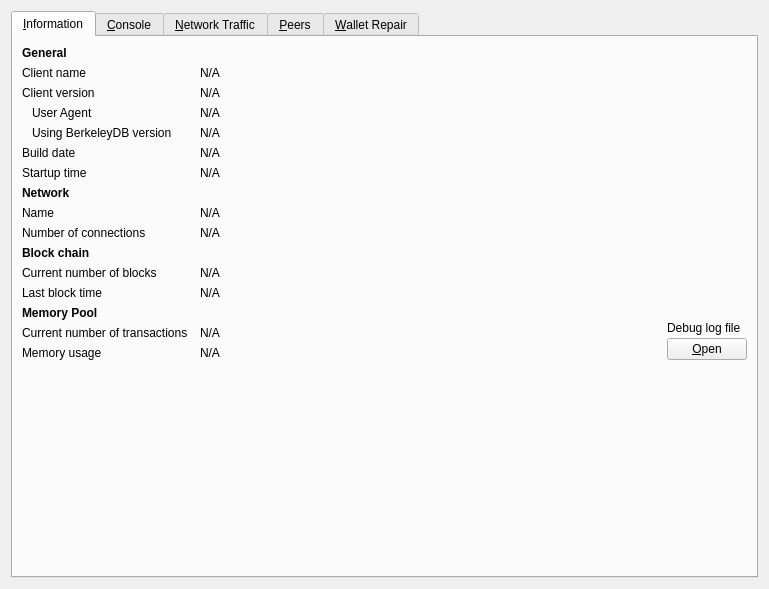
Old version of the form src/qt/forms/rpcconsole.ui in the repository duality-solutions/Sequence.
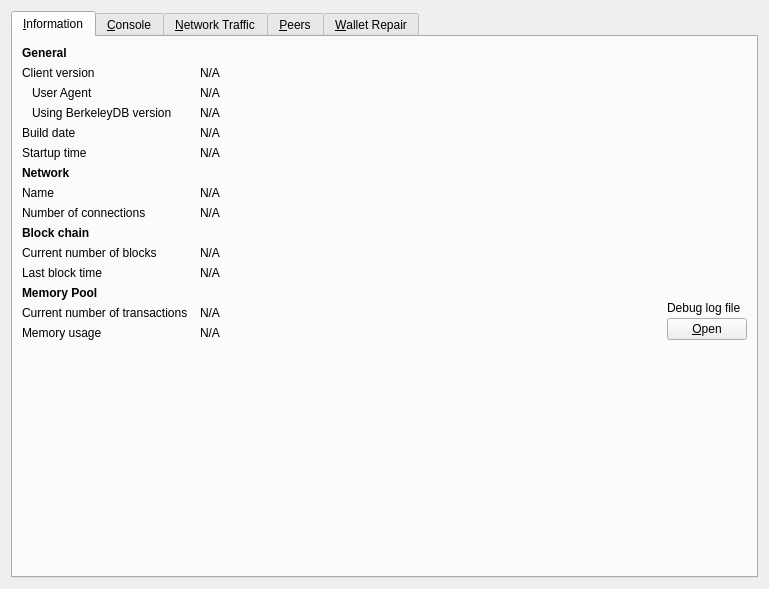
New version of the form. The open tabs and pages were chosen to show the change. Icons and pictures are not drawn. Custom widgets are drawn as their Qt base class.

Commit message: Remove CLIENT_DATE and cleanup

Patch:
```diff
--- a/src/qt/forms/rpcconsole.ui
+++ b/src/qt/forms/rpcconsole.ui
@@ -45,36 +45,13 @@
         </widget>
        </item>
        <item row="1" column="0">
-        <widget class="QLabel" name="label_5">
-         <property name="text">
-          <string>Client name</string>
-         </property>
-        </widget>
-       </item>
-       <item row="1" column="1" colspan="2">
-        <widget class="QLabel" name="clientName">
-         <property name="cursor">
-          <cursorShape>IBeamCursor</cursorShape>
-         </property>
-         <property name="text">
-          <string>N/A</string>
-         </property>
-         <property name="textFormat">
-          <enum>Qt::PlainText</enum>
-         </property>
-         <property name="textInteractionFlags">
-          <set>Qt::LinksAccessibleByMouse|Qt::TextSelectableByKeyboard|Qt::TextSelectableByMouse</set>
-         </property>
-        </widget>
-       </item>
-       <item row="2" column="0">
         <widget class="QLabel" name="label_6">
          <property name="text">
           <string>Client version</string>
          </property>
         </widget>
        </item>
-       <item row="2" column="1" colspan="2">
+       <item row="1" column="1" colspan="2">
         <widget class="QLabel" name="clientVersion">
          <property name="cursor">
           <cursorShape>IBeamCursor</cursorShape>
@@ -90,7 +67,7 @@
          </property>
         </widget>
        </item>
-       <item row="3" column="0">
+       <item row="2" column="0">
         <widget class="QLabel" name="labelClientUserAgent">
          <property name="text">
           <string>User Agent</string>
@@ -100,7 +77,7 @@
          </property>
         </widget>
        </item>
-       <item row="3" column="1" colspan="2">
+       <item row="2" column="1" colspan="2">
         <widget class="QLabel" name="clientUserAgent">
          <property name="cursor">
           <cursorShape>IBeamCursor</cursorShape>
@@ -116,7 +93,7 @@
          </property>
         </widget>
        </item>
-       <item row="4" column="0">
+       <item row="3" column="0">
         <widget class="QLabel" name="label_berkeleyDBVersion">
          <property name="text">
           <string>Using BerkeleyDB version</string>
@@ -126,7 +103,7 @@
          </property>
         </widget>
        </item>
-       <item row="4" column="1" colspan="2">
+       <item row="3" column="1" colspan="2">
         <widget class="QLabel" name="berkeleyDBVersion">
          <property name="cursor">
           <cursorShape>IBeamCursor</cursorShape>
@@ -142,14 +119,14 @@
          </property>
         </widget>
        </item>
-       <item row="5" column="0">
+       <item row="4" column="0">
         <widget class="QLabel" name="label_12">
          <property name="text">
           <string>Build date</string>
          </property>
         </widget>
        </item>
-       <item row="5" column="1" colspan="2">
+       <item row="4" column="1" colspan="2">
         <widget class="QLabel" name="buildDate">
          <property name="cursor">
           <cursorShape>IBeamCursor</cursorShape>
@@ -165,14 +142,14 @@
          </property>
         </widget>
        </item>
-       <item row="6" column="0">
+       <item row="5" column="0">
         <widget class="QLabel" name="label_13">
          <property name="text">
           <string>Startup time</string>
          </property>
         </widget>
        </item>
-       <item row="6" column="1" colspan="2">
+       <item row="5" column="1" colspan="2">
         <widget class="QLabel" name="startupTime">
          <property name="cursor">
           <cursorShape>IBeamCursor</cursorShape>
@@ -188,7 +165,7 @@
          </property>
         </widget>
        </item>
-       <item row="7" column="0">
+       <item row="6" column="0">
         <widget class="QLabel" name="labelNetwork">
          <property name="font">
           <font>
@@ -201,14 +178,14 @@
          </property>
         </widget>
        </item>
-       <item row="8" column="0">
+       <item row="7" column="0">
         <widget class="QLabel" name="label_8">
          <property name="text">
           <string>Name</string>
          </property>
         </widget>
        </item>
-       <item row="8" column="1" colspan="2">
+       <item row="7" column="1" colspan="2">
         <widget class="QLabel" name="networkName">
          <property name="cursor">
           <cursorShape>IBeamCursor</cursorShape>
@@ -224,14 +201,14 @@
          </property>
         </widget>
        </item>
-       <item row="9" column="0">
+       <item row="8" column="0">
         <widget class="QLabel" name="label_7">
          <property name="text">
           <string>Number of connections</string>
          </property>
         </widget>
        </item>
-       <item row="9" column="1" colspan="2">
+       <item row="8" column="1" colspan="2">
         <widget class="QLabel" name="numberOfConnections">
          <property name="cursor">
           <cursorShape>IBeamCursor</cursorShape>
@@ -247,7 +224,7 @@
          </property>
         </widget>
        </item>
-       <item row="11" column="0">
+       <item row="10" column="0">
         <widget class="QLabel" name="label_10">
          <property name="font">
           <font>
@@ -260,14 +237,14 @@
          </property>
         </widget>
        </item>
-       <item row="12" column="0">
+       <item row="11" column="0">
         <widget class="QLabel" name="label_3">
          <property name="text">
           <string>Current number of blocks</string>
          </property>
         </widget>
        </item>
-       <item row="12" column="1" colspan="2">
+       <item row="11" column="1" colspan="2">
         <widget class="QLabel" name="numberOfBlocks">
          <property name="cursor">
           <cursorShape>IBeamCursor</cursorShape>
@@ -283,14 +260,14 @@
          </property>
         </widget>
        </item>
-       <item row="13" column="0">
+       <item row="12" column="0">
         <widget class="QLabel" name="labelLastBlockTime">
          <property name="text">
           <string>Last block time</string>
          </property>
         </widget>
        </item>
-       <item row="13" column="1" colspan="2">
+       <item row="12" column="1" colspan="2">
         <widget class="QLabel" name="lastBlockTime">
          <property name="cursor">
           <cursorShape>IBeamCursor</cursorShape>
@@ -306,7 +283,7 @@
          </property>
         </widget>
        </item>
-       <item row="14" column="0">
+       <item row="13" column="0">
         <widget class="QLabel" name="labelMempoolTitle">
          <property name="font">
           <font>
@@ -319,14 +296,14 @@
          </property>
         </widget>
        </item>
-       <item row="15" column="0">
+       <item row="14" column="0">
         <widget class="QLabel" name="labelNumberOfTransactions">
          <property name="text">
           <string>Current number of transactions</string>
          </property>
         </widget>
        </item>
-       <item row="15" column="1">
+       <item row="14" column="1">
         <widget class="QLabel" name="mempoolNumberTxs">
          <property name="cursor">
           <cursorShape>IBeamCursor</cursorShape>
@@ -342,14 +319,14 @@
          </property>
         </widget>
        </item>
-       <item row="16" column="0">
+       <item row="15" column="0">
         <widget class="QLabel" name="labelMemoryUsage">
          <property name="text">
           <string>Memory usage</string>
          </property>
         </widget>
        </item>
-       <item row="16" column="1">
+       <item row="15" column="1">
         <widget class="QLabel" name="mempoolSize">
          <property name="cursor">
           <cursorShape>IBeamCursor</cursorShape>
@@ -365,7 +342,7 @@
          </property>
         </widget>
        </item>
-       <item row="14" column="2" rowspan="3">
+       <item row="13" column="2" rowspan="3">
         <layout class="QVBoxLayout" name="verticalLayoutDebugButton">
          <property name="spacing">
           <number>3</number>
@@ -405,7 +382,7 @@
          </item>
         </layout>
        </item>
-       <item row="18" column="0">
+       <item row="17" column="0">
         <spacer name="verticalSpacer">
          <property name="orientation">
           <enum>Qt::Vertical</enum>
```
The commit also changes 20 other files.
